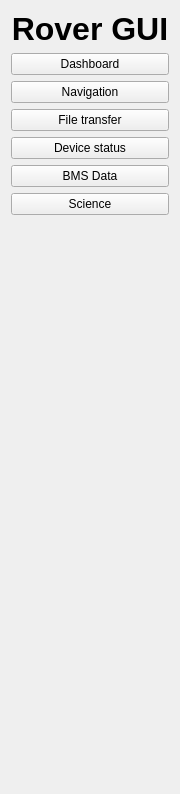
Before: the Qt Designer form rover_gui/ui/ui/SideBar.ui in robotique-udes/rover, drawn with Qt 5.
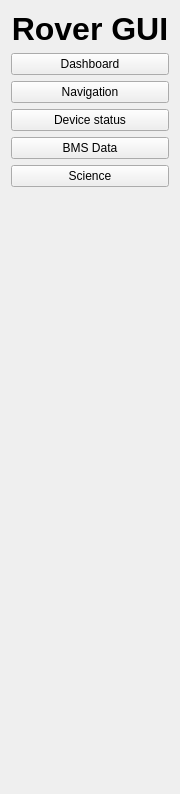
After: the same form once the commit is applied.

Commit message: Remove SSH file transfer (#375)

```diff
--- a/rover_gui/ui/ui/SideBar.ui
+++ b/rover_gui/ui/ui/SideBar.ui
@@ -59,13 +59,6 @@
        </property>
       </widget>
      </item>
-     <item>
-      <widget class="QPushButton" name="pb_fileTransfer">
-       <property name="text">
-        <string>File transfer</string>
-       </property>
-      </widget>
-     </item>
      <item>
       <widget class="QPushButton" name="pb_deviceStatus">
        <property name="text">
```
The commit also changes 23 other files.
